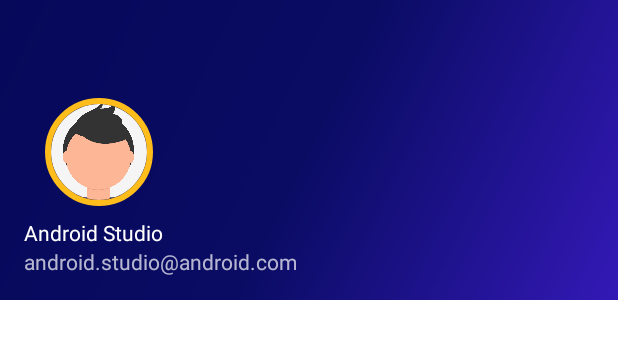
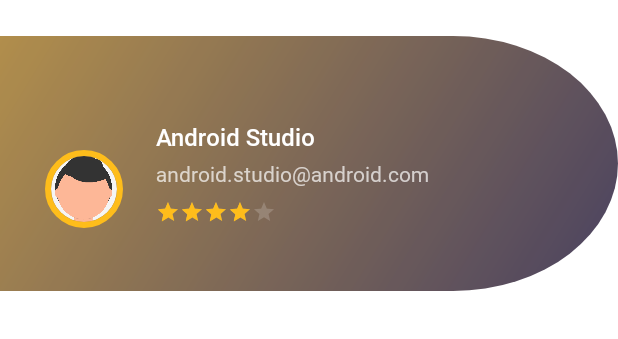
Before and after one commit to saadfarhan124/Carpool, an Android app: the layout nav_header_navdrawer.xml on its own in the app's theme, with its tools: preview values and no code run, on a phone screen of 412 x 824 dp. Shown: the top 339 px of the screen. Run offline under Robolectric (Android 15) with nearby library versions, the phone set to English and light mode, and no system bars; plain views replace CircularImageView.

Commit message:
add rating and change navdrawer

```diff
--- a/app/src/main/java/com/example/prototype/MainActivity.kt
+++ b/app/src/main/java/com/example/prototype/MainActivity.kt
@@ -6,17 +6,31 @@
 
 import android.content.Context
 import android.view.View
-import android.widget.AutoCompleteTextView
-import android.widget.ArrayAdapter
+import android.widget.*
 
 import java.security.AccessController.getContext
 
 
 class MainActivity : AppCompatActivity() {
-
+//    private lateinit var ratingBar: RatingBar
+//    private lateinit var finishBtn: Button
+//    private  lateinit var msg: String
     override fun onCreate(savedInstanceState: Bundle?) {
         super.onCreate(savedInstanceState)
         setContentView(R.layout.activity_rating)
+
+        val ratingBar: RatingBar = findViewById(R.id.ratingBars)
+        if (ratingBar != null) {
+            val finishBtn: Button = findViewById(R.id.btnFinish)
+            finishBtn?.setOnClickListener {
+                val msg = ratingBar.rating.toString()
+                Toast.makeText(
+                    this@MainActivity,
+                    "Rating is: " + msg, Toast.LENGTH_SHORT
+                ).show()
+
+            }
+        }
 //        val actv: AutoCompleteTextView = findViewById(R.id.outline_exposed_dropdown)
 //        val COUNTRIES = arrayOf("Item 1", "Item 2", "Item 3", "Item 4")
 //
--- /dev/null
+++ b/app/src/main/res/drawable/ic_drawer.xml
@@ -0,0 +1,15 @@
+<vector android:alpha="0.85" android:autoMirrored="true"
+    android:height="200dp" android:viewportHeight="200"
+    android:viewportWidth="375" android:width="375dp"
+    xmlns:aapt="http://schemas.android.com/aapt" xmlns:android="http://schemas.android.com/apk/res/android">
+    <path android:pathData="M0,0H275A100,100 0,0 1,375 100v0A100,100 0,0 1,275 200H0a0,0 0,0 1,0 0V0A0,0 0,0 1,0 0Z">
+        <aapt:attr name="android:fillColor">
+            <gradient android:endX="504.375" android:endY="265.2"
+                android:startX="-88.875" android:startY="-17" android:type="linear">
+                <item android:color="#FFFEBD1B" android:offset="0"/>
+                <item android:color="#FFB1842A" android:offset="0.061"/>
+                <item android:color="#FF00024D" android:offset="1"/>
+            </gradient>
+        </aapt:attr>
+    </path>
+</vector>
--- a/app/src/main/res/layout/activity_rating.xml
+++ b/app/src/main/res/layout/activity_rating.xml
@@ -33,29 +33,16 @@
         app:layout_constraintTop_toBottomOf="@+id/imageView26" />
 
     <RatingBar
-        android:id="@+id/ratingBar"
+        android:id="@+id/ratingBars"
         android:layout_width="wrap_content"
         android:layout_height="wrap_content"
         android:layout_marginStart="8dp"
-        android:layout_marginTop="24dp"
+        android:layout_marginTop="16dp"
         android:layout_marginEnd="8dp"
+        android:stepSize="0.5"
         app:layout_constraintEnd_toEndOf="@+id/textView14"
         app:layout_constraintStart_toStartOf="@+id/textView14"
         app:layout_constraintTop_toBottomOf="@+id/textView14" />
-
-    <com.google.android.material.button.MaterialButton
-        android:id="@+id/btnMbnt"
-        style="@style/Widget.MaterialComponents.Button.TextButton"
-        android:layout_width="wrap_content"
-        android:layout_height="wrap_content"
-        android:fontFamily="@font/roboto_medium"
-        android:text=" May be next time"
-        android:textColor="#D0555353"
-        android:textSize="12sp"
-        app:cornerRadius="12dp"
-        app:layout_constraintEnd_toEndOf="@+id/ratingBar"
-        app:layout_constraintStart_toStartOf="@+id/ratingBar"
-        app:layout_constraintTop_toBottomOf="@+id/ratingBar" />
 
     <com.google.android.material.button.MaterialButton
         android:id="@+id/btnFinish"
@@ -72,8 +59,9 @@
         android:textSize="16sp"
         app:cornerRadius="12dp"
         app:layout_constraintBottom_toBottomOf="parent"
-        app:layout_constraintEnd_toEndOf="@+id/btnMbnt"
-        app:layout_constraintStart_toStartOf="@+id/btnMbnt"
-        app:layout_constraintTop_toBottomOf="@+id/btnMbnt"
+        app:layout_constraintEnd_toEndOf="@+id/ratingBars"
+        app:layout_constraintHorizontal_bias="0.333"
+        app:layout_constraintStart_toStartOf="@+id/ratingBars"
+        app:layout_constraintTop_toBottomOf="@+id/ratingBars"
         app:layout_constraintVertical_bias="0.0" />
 </androidx.constraintlayout.widget.ConstraintLayout>
--- a/app/src/main/res/layout/nav_header_navdrawer.xml
+++ b/app/src/main/res/layout/nav_header_navdrawer.xml
@@ -1,41 +1,78 @@
 <?xml version="1.0" encoding="utf-8"?>
-<LinearLayout xmlns:android="http://schemas.android.com/apk/res/android"
+<androidx.constraintlayout.widget.ConstraintLayout xmlns:android="http://schemas.android.com/apk/res/android"
     xmlns:app="http://schemas.android.com/apk/res-auto"
+    xmlns:tools="http://schemas.android.com/tools"
     android:layout_width="match_parent"
     android:layout_height="@dimen/nav_header_height"
-    android:background="@drawable/side_nav_bar"
+    android:background="@drawable/ic_drawer"
     android:gravity="bottom"
+    android:layout_marginTop="24dp"
+    android:paddingTop="16dp"
+    android:paddingBottom="16dp"
+    android:paddingLeft="8dp"
+    android:paddingRight="8dp"
     android:orientation="vertical"
-    android:paddingLeft="@dimen/activity_horizontal_margin"
-    android:paddingTop="@dimen/activity_vertical_margin"
-    android:paddingRight="@dimen/activity_horizontal_margin"
-    android:paddingBottom="@dimen/activity_vertical_margin"
     android:theme="@style/ThemeOverlay.AppCompat.Dark">
 
 
     <com.mikhaellopez.circularimageview.CircularImageView
-        android:id= "@+id/usr_pic"
-        android:layout_width="100dp"
-        android:layout_height="100dp"
+        android:id="@+id/usr_pic"
+        android:layout_width="80dp"
+        android:layout_height="80dp"
+        android:layout_marginStart="8dp"
+        android:layout_marginTop="32dp"
+
+        android:paddingTop="28dp"
         android:src="@mipmap/useravatar"
-        android:paddingTop="28dp"
         app:civ_border_color="@color/colorAccent"
         app:civ_border_width="4dp"
-
-        />
+        app:layout_constraintBottom_toBottomOf="parent"
+        app:layout_constraintStart_toStartOf="parent"
+        app:layout_constraintTop_toTopOf="parent"
+        app:layout_constraintVertical_bias="0.0" />
 
     <TextView
         android:id="@+id/txtUsername"
-        android:layout_width="match_parent"
+        android:layout_width="0dp"
         android:layout_height="wrap_content"
+        android:layout_marginStart="8dp"
+        android:fontFamily="@font/roboto_medium"
         android:paddingTop="@dimen/nav_header_vertical_spacing"
         android:text="@string/nav_header_title"
-        android:textAppearance="@style/TextAppearance.AppCompat.Body1" />
+        android:textAppearance="@style/TextAppearance.AppCompat.Body1"
+        android:textSize="16sp"
+        app:layout_constraintEnd_toEndOf="parent"
+        app:layout_constraintHorizontal_bias="0.0"
+        app:layout_constraintStart_toEndOf="@+id/usr_pic"
+        app:layout_constraintTop_toTopOf="@+id/usr_pic" />
 
     <TextView
         android:id="@+id/txtEmail"
+        android:layout_width="0dp"
+        android:layout_height="wrap_content"
+        android:layout_marginTop="4dp"
+        android:fontFamily="@font/roboto"
+        android:text="@string/nav_header_subtitle"
+        app:layout_constraintEnd_toEndOf="parent"
+        app:layout_constraintHorizontal_bias="0.0"
+        app:layout_constraintStart_toStartOf="@+id/txtUsername"
+        app:layout_constraintTop_toBottomOf="@+id/txtUsername" />
+
+    <RatingBar
+        android:id="@+id/ratingBar"
+        style="@android:style/Widget.Material.RatingBar.Small"
         android:layout_width="wrap_content"
         android:layout_height="wrap_content"
-        android:text="@string/nav_header_subtitle" />
+        android:layout_marginTop="8dp"
+        android:layout_marginEnd="8dp"
+        android:numStars="5"
+        android:rating="4"
+        android:stepSize="0.5"
+        app:layout_constraintBottom_toBottomOf="parent"
+        app:layout_constraintEnd_toEndOf="parent"
+        app:layout_constraintHorizontal_bias="0.0"
+        app:layout_constraintStart_toStartOf="@+id/txtEmail"
+        app:layout_constraintTop_toBottomOf="@+id/txtEmail"
+        app:layout_constraintVertical_bias="0.0" />
 
-</LinearLayout>
+</androidx.constraintlayout.widget.ConstraintLayout>
--- a/app/src/main/res/values/dimens.xml
+++ b/app/src/main/res/values/dimens.xml
@@ -3,6 +3,6 @@
     <dimen name="activity_horizontal_margin">16dp</dimen>
     <dimen name="activity_vertical_margin">16dp</dimen>
     <dimen name="nav_header_vertical_spacing">8dp</dimen>
-    <dimen name="nav_header_height">200dp</dimen>
+    <dimen name="nav_header_height">170dp</dimen>
     <dimen name="fab_margin">16dp</dimen>
 </resources>
```
